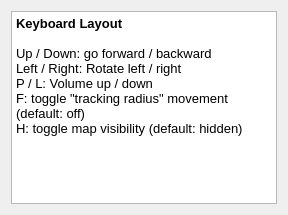
Above: keyboardlayouthelpdialog.ui from navigatore/imaginote before the change. Below: the same form after it.
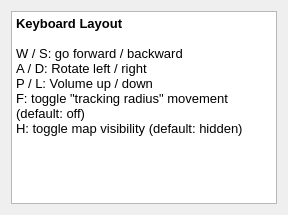
That is the form after the change.

Commit message: Fix small mistakes in help

```diff
--- a/keyboardlayouthelpdialog.ui
+++ b/keyboardlayouthelpdialog.ui
@@ -23,8 +23,8 @@
 &lt;/style&gt;&lt;/head&gt;&lt;body style=&quot; font-family:'Noto Sans'; font-size:10pt; font-weight:400; font-style:normal;&quot;&gt;
 &lt;p style=&quot; margin-top:0px; margin-bottom:0px; margin-left:0px; margin-right:0px; -qt-block-indent:0; text-indent:0px;&quot;&gt;&lt;span style=&quot; font-weight:600;&quot;&gt;Keyboard Layout&lt;/span&gt;&lt;/p&gt;
 &lt;p style=&quot;-qt-paragraph-type:empty; margin-top:0px; margin-bottom:0px; margin-left:0px; margin-right:0px; -qt-block-indent:0; text-indent:0px; font-weight:600;&quot;&gt;&lt;br /&gt;&lt;/p&gt;
-&lt;p style=&quot; margin-top:0px; margin-bottom:0px; margin-left:0px; margin-right:0px; -qt-block-indent:0; text-indent:0px;&quot;&gt;Up / Down: go forward / backward&lt;/p&gt;
-&lt;p style=&quot; margin-top:0px; margin-bottom:0px; margin-left:0px; margin-right:0px; -qt-block-indent:0; text-indent:0px;&quot;&gt;Left / Right: Rotate left / right&lt;/p&gt;
+&lt;p style=&quot; margin-top:0px; margin-bottom:0px; margin-left:0px; margin-right:0px; -qt-block-indent:0; text-indent:0px;&quot;&gt;W / S: go forward / backward&lt;/p&gt;
+&lt;p style=&quot; margin-top:0px; margin-bottom:0px; margin-left:0px; margin-right:0px; -qt-block-indent:0; text-indent:0px;&quot;&gt;A / D: Rotate left / right&lt;/p&gt;
 &lt;p style=&quot; margin-top:0px; margin-bottom:0px; margin-left:0px; margin-right:0px; -qt-block-indent:0; text-indent:0px;&quot;&gt;P / L: Volume up / down&lt;/p&gt;
 &lt;p style=&quot; margin-top:0px; margin-bottom:0px; margin-left:0px; margin-right:0px; -qt-block-indent:0; text-indent:0px;&quot;&gt;F: toggle &amp;quot;tracking radius&amp;quot; movement (default: off)&lt;/p&gt;
 &lt;p style=&quot; margin-top:0px; margin-bottom:0px; margin-left:0px; margin-right:0px; -qt-block-indent:0; text-indent:0px;&quot;&gt;H: toggle map visibility (default: hidden)&lt;/p&gt;&lt;/body&gt;&lt;/html&gt;</string>
```
